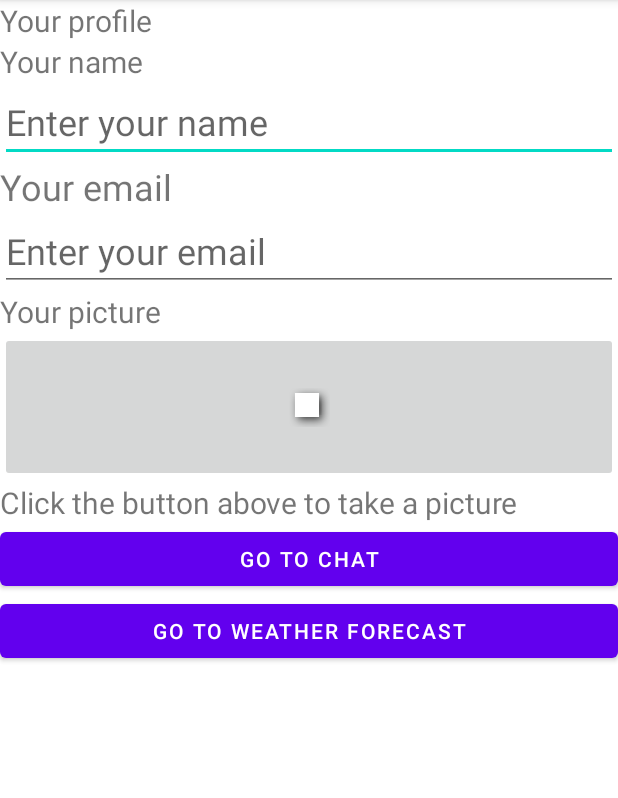
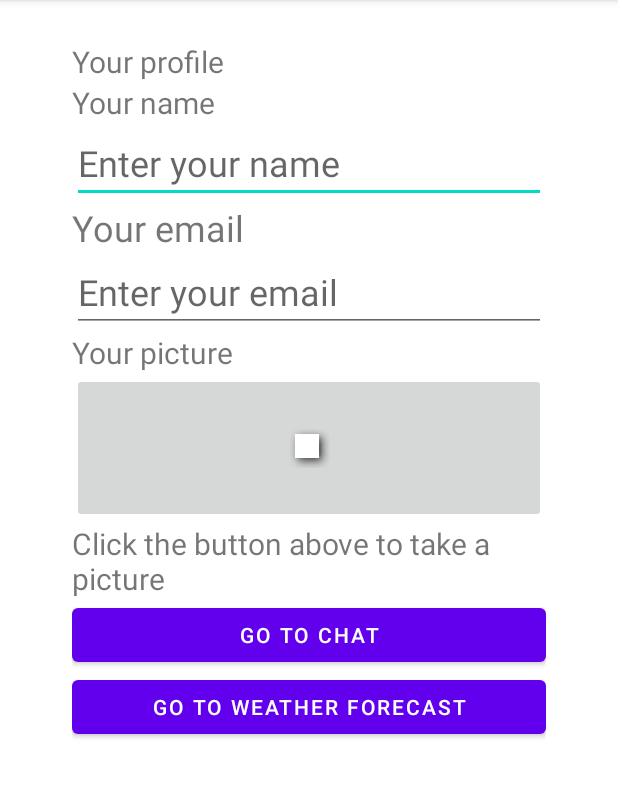
Before and after one commit to weixin-you/AndroidLabs, an Android app: the ProfileActivity screen opened directly, with no data from a screen before it, on a phone screen of 412 x 824 dp, the part 84-882 px from its top. Run offline under Robolectric (Android 15) with nearby library versions, the phone set to English and light mode, and no system bars.

Commit message:
lab6 tv finished

```diff
--- a/app/src/main/AndroidManifest.xml
+++ b/app/src/main/AndroidManifest.xml
@@ -1,8 +1,12 @@
 <?xml version="1.0" encoding="utf-8"?>
 <manifest xmlns:android="http://schemas.android.com/apk/res/android"
     xmlns:tools="http://schemas.android.com/tools"
-    package="com.cst2335.you00018">
+    package="com.cst2335.you00018"
+    tools:ignore="MissingLeanbackLauncher">
     <uses-permission android:name="android.permission.INTERNET" />
+    <uses-feature android:name="android.hardware.touchscreen" android:required="false" />
+    <uses-feature android:name="android.software.leanback" android:required="true"/>
+
 
     <application
         android:allowBackup="true"
--- a/app/src/main/java/com/cst2335/you00018/ProfileActivity.java
+++ b/app/src/main/java/com/cst2335/you00018/ProfileActivity.java
@@ -22,7 +22,7 @@ public class ProfileActivity extends AppCompatActivity {
     @Override
     protected void onCreate(Bundle savedInstanceState) {
         super.onCreate(savedInstanceState);
-        setContentView(R.layout.activity_main_second);
+        setContentView(R.layout.activity_profile);
         Log.e(TAG, "onCreate");
         ImageButton imageButton = findViewById(R.id.imageButton);
         imageButton.setOnClickListener(click ->{
--- a/app/src/main/java/com/cst2335/you00018/WeatherForecast.java
+++ b/app/src/main/java/com/cst2335/you00018/WeatherForecast.java
@@ -41,7 +41,7 @@ public class WeatherForecast extends AppCompatActivity {
 
         ForecastQuery networkThread = new ForecastQuery();
         //this starts doInBackground on the other thread
-        networkThread.execute("http://api.openweathermap.org/data/2.5/weather?q=ottawa,ca&APPID=7e943c97096a9784391a981c4d878b22&mode=xml&units=metric");
+        networkThread.execute("https://api.openweathermap.org/data/2.5/weather?q=ottawa,ca&APPID=7e943c97096a9784391a981c4d878b22&mode=xml&units=metric");
 
         currentTemperatureV = (TextView) findViewById(R.id.text_curr_temp);
         minTemperatureV = (TextView) findViewById(R.id.text_min_temp);
@@ -110,7 +110,7 @@ public class WeatherForecast extends AppCompatActivity {
 
                 //Start of JSON reading of UV
                 //create the network connection
-                URL uvUrl = new URL("http://api.openweathermap.org/data/2.5/uvi?appid=7e943c97096a9784391a981c4d878b22&lat=45.348945&lon=-75.759389");
+                URL uvUrl = new URL("https://api.openweathermap.org/data/2.5/uvi?appid=7e943c97096a9784391a981c4d878b22&lat=45.348945&lon=-75.759389");
                 HttpURLConnection UVConnection = (HttpURLConnection) uvUrl.openConnection();
                 inStream = UVConnection.getInputStream();
 
--- a/app/src/main/res/layout/activity_chat_room.xml
+++ b/app/src/main/res/layout/activity_chat_room.xml
@@ -4,6 +4,10 @@
     xmlns:tools="http://schemas.android.com/tools"
     android:layout_width="match_parent"
     android:layout_height="match_parent"
+    android:layout_marginTop="27dp"
+    android:layout_marginBottom="27dp"
+    android:layout_marginLeft="48dp"
+    android:layout_marginRight="48dp"
     tools:context=".ChatRoomActivity">
 
     <Button
--- a/app/src/main/res/layout/activity_main_second.xml
+++ b/app/src/main/res/layout/activity_profile.xml
@@ -5,6 +5,10 @@
     android:layout_width="match_parent"
     android:layout_height="match_parent"
     android:orientation="vertical"
+    android:layout_marginTop="27dp"
+    android:layout_marginBottom="27dp"
+    android:layout_marginLeft="48dp"
+    android:layout_marginRight="48dp"
     tools:context=".ProfileActivity">
 
 
@@ -25,6 +29,10 @@
         android:layout_width="match_parent"
         android:layout_height="wrap_content"
         android:hint="@string/enter_name"
+        android:nextFocusDown="@id/item1"
+        android:nextFocusUp="@id/item2"
+        android:nextFocusRight="@id/item3"
+        android:nextFocusLeft="@id/item4"
         android:textSize="24sp"/>
 
     <TextView
@@ -39,6 +47,10 @@
         android:layout_height="wrap_content"
         android:inputType="textEmailAddress"
         android:hint="@string/enter_email"
+        android:nextFocusDown="@id/item1"
+        android:nextFocusUp="@id/item2"
+        android:nextFocusRight="@id/item3"
+        android:nextFocusLeft="@id/item4"
         android:textSize="24sp"/>
 
     <TextView
@@ -66,12 +78,20 @@
         android:id="@+id/chat_button"
         android:layout_width="match_parent"
         android:layout_height="wrap_content"
+        android:nextFocusDown="@id/item1"
+        android:nextFocusUp="@id/item2"
+        android:nextFocusRight="@id/item3"
+        android:nextFocusLeft="@id/item4"
         android:text="@string/chat_button" />
 
     <Button
         android:id="@+id/weatherForecast_button"
         android:layout_width="match_parent"
         android:layout_height="wrap_content"
+        android:nextFocusDown="@id/item1"
+        android:nextFocusUp="@id/item2"
+        android:nextFocusRight="@id/item3"
+        android:nextFocusLeft="@id/item4"
         android:text="@string/weatherForecast_button" />
 
 </LinearLayout>
--- a/app/src/main/res/layout/activity_weather_forecast.xml
+++ b/app/src/main/res/layout/activity_weather_forecast.xml
@@ -5,6 +5,10 @@
     android:layout_width="match_parent"
     android:layout_height="match_parent"
     android:orientation="vertical"
+    android:layout_marginTop="27dp"
+    android:layout_marginBottom="27dp"
+    android:layout_marginLeft="48dp"
+    android:layout_marginRight="48dp"
     tools:context=".WeatherForecast">
 
     <ImageView
--- a/app/src/main/res/layout/receive.xml
+++ b/app/src/main/res/layout/receive.xml
@@ -3,7 +3,11 @@
     xmlns:app="http://schemas.android.com/apk/res-auto"
     xmlns:tools="http://schemas.android.com/tools"
     android:layout_width="match_parent"
-    android:layout_height="match_parent">
+    android:layout_height="match_parent"
+    android:layout_marginTop="27dp"
+    android:layout_marginBottom="27dp"
+    android:layout_marginLeft="48dp"
+    android:layout_marginRight="48dp">
 
     <ImageView
         android:id="@+id/image_receive"
--- a/app/src/main/res/layout/send.xml
+++ b/app/src/main/res/layout/send.xml
@@ -3,7 +3,11 @@
     xmlns:app="http://schemas.android.com/apk/res-auto"
     xmlns:tools="http://schemas.android.com/tools"
     android:layout_width="match_parent"
-    android:layout_height="match_parent">
+    android:layout_height="match_parent"
+    android:layout_marginTop="27dp"
+    android:layout_marginBottom="27dp"
+    android:layout_marginLeft="48dp"
+    android:layout_marginRight="48dp">
 
     <EditText
         android:id="@+id/text_send"
```
Also changed, not shown: app/src/main/res/layout/activity_main_linear.xml (+16 -0 lines).
